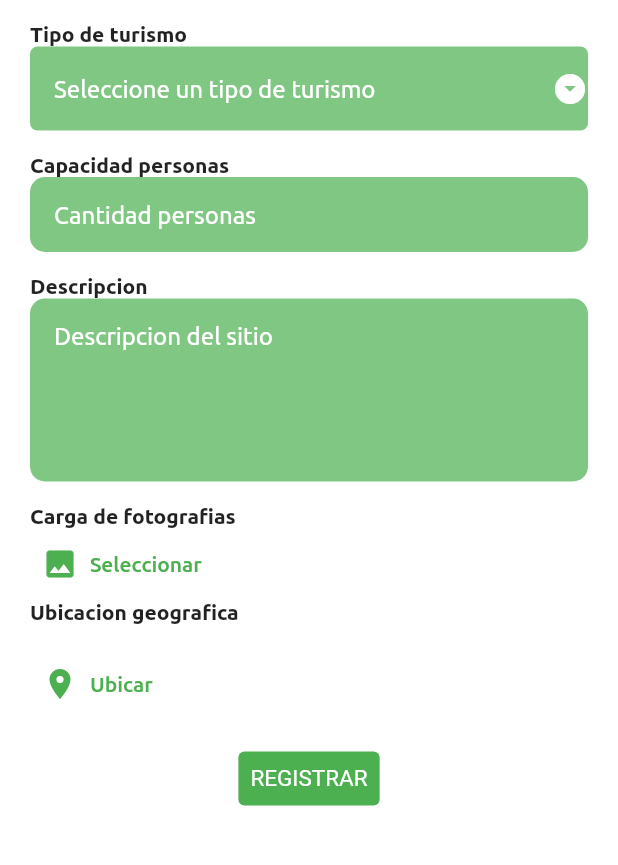
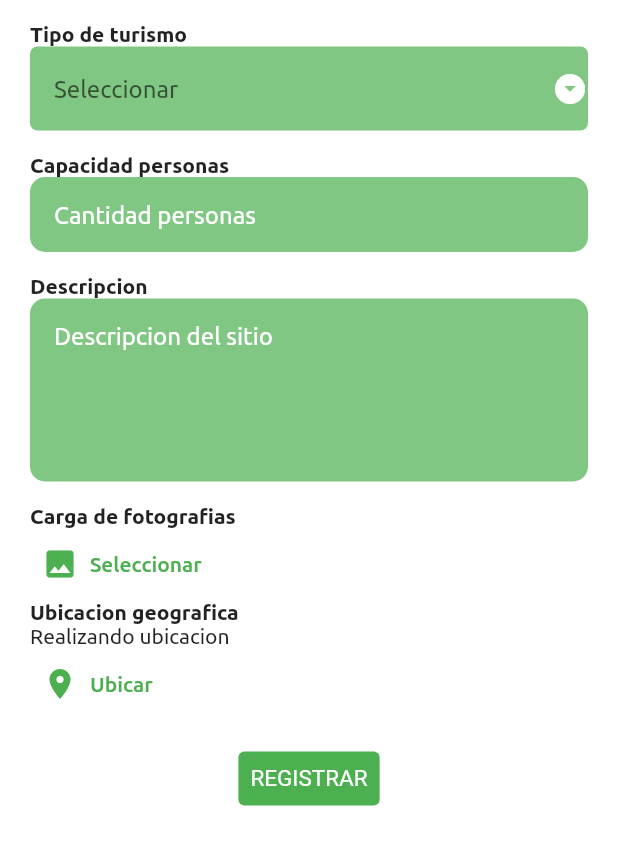
Before and after one commit to pueblobelloapp/pueblobelloapp, a Flutter app: the ModuleSitiosTuristicos screen opened by its route, after a tap on "Ubicar", on a phone screen of 412 x 824 dp, the part 129-994 px from its top. Run offline on Flutter 3.47's test engine with Material 2 defaults, Android fonts, the phone set to English and light mode, and no system bars; our stand-ins replace auto_size_text, cloud_firestore, equatable, firebase_auth, firebase_core, firebase_storage and 6 more; accounts and stored records are empty; project files that could hold a hidden picture were left out.

Commit message:
Se ajusta, sitio turisticos con notificaciones de GPS, seleccion de fotos, actualizacion de datos respecto a las imagenes.

```diff
--- a/lib/Recursos/Controller/GextControllers/GetxSitioTuristico.dart
+++ b/lib/Recursos/Controller/GextControllers/GetxSitioTuristico.dart
@@ -7,7 +7,7 @@ class GetxSitioTuristico extends GetxController {
   String _tipoTurismo = "";
   String _capacidad = "";
   String _descripcion = "";
-  String _ubicacion = "";
+  String _ubicacion = "Sin ubicacion";
   List<dynamic>? _fotoUrl = [];
 
   List<XFile> _imageFileList = [];
@@ -29,7 +29,7 @@ class GetxSitioTuristico extends GetxController {
 
   void updateSitioTuristico(String id, String nombre, String tipoTurismo,
       String capacidad, String descripcion, String ubicacion, List<dynamic>? fotos) {
-    print("Llega informacion" + id);
+    print("Llega informacion" + id +  "foto estado: " + fotos.toString());
     _id = id;
     _nombre = nombre;
     _tipoTurismo = tipoTurismo;
--- a/lib/Recursos/Controller/SitesController.dart
+++ b/lib/Recursos/Controller/SitesController.dart
@@ -16,16 +16,10 @@ import 'GextControllers/GexTurismo.dart';
 class EditSitesController extends GetxController {
   final MySitesRepository _mySitesRepository = getIt();
 
-  // Reactive variables that will hold the state of this GetxController
-  //Rx<XFile?> pickedImage = Rx(null);
-  //List<XFile>? _imageFileList;
-  List<XFile>? _imageFileList = [];
   Rx<bool> isLoading = Rx(false);
 
   // When we are editing _toEdit won't be null
   SitioTuristico? _toEdit;
-
-  //EditSitesController(this._toEdit);
 
   // This function will be called from the presentation layer
   // when the user has to be saved
--- a/lib/Recursos/Models/GestionModel.dart
+++ b/lib/Recursos/Models/GestionModel.dart
@@ -5,7 +5,7 @@ class GestionModel extends Equatable{
   final String nombre;
   final String descripcion;
   final String ubicacion;
-  final String? foto;
+  final List<dynamic>? foto;
 
   const GestionModel({
     required this.id,
@@ -34,7 +34,7 @@ class GestionModel extends Equatable{
         nombre = data['nombre'] as String,
         descripcion = data['descripcion'] as String,
         ubicacion = data['ubicacion'] as String,
-        foto = data['foto'] as String?;
+        foto = data['foto'] as  List<dynamic>?;
 
   GestionModel copyWith({
     String? id,
@@ -43,7 +43,7 @@ class GestionModel extends Equatable{
     String? tipoTurismo,
     String? descripcion,
     String? ubicacion,
-    String? foto,
+    List<String>? foto,
   }) {
     return GestionModel(id : id ?? this.id,
         nombre: nombre ?? this.nombre,
--- a/lib/Recursos/Paginas/modulopages/ListaInformacion.dart
+++ b/lib/Recursos/Paginas/modulopages/ListaInformacion.dart
@@ -64,7 +64,7 @@ class ListInformationGestion extends StatelessWidget {
       child: Column(
         children: <Widget>[
           ListTile(
-              leading: Image.network(data['foto']),
+              //leading: Image.network(data['foto']),
               title: Text(data['nombre']),
               subtitle: Text(data['descripcion'])),
           Row(
@@ -85,7 +85,6 @@ class ListInformationGestion extends StatelessWidget {
                         data['ubicacion'],
                         'Actualizaar'
                     );
-
                     controllerTurismo.updateTapItem(1);
                   },
                   child: Text('Actualizar')),
--- a/lib/Recursos/Paginas/modulopages/ListaSitiosTuristicos.dart
+++ b/lib/Recursos/Paginas/modulopages/ListaSitiosTuristicos.dart
@@ -47,7 +47,6 @@ class ListaSitiosTuristicos extends StatelessWidget {
   }
 
   Widget listaSitios(Map<String, dynamic> data) {
-    print(data);
     return ListTile(
       //leading: Image.network(data['foto']),
       title: Text(data['nombre']),
--- a/lib/Recursos/Paginas/modulopages/ModuleSitiosTuristico.dart
+++ b/lib/Recursos/Paginas/modulopages/ModuleSitiosTuristico.dart
@@ -1,7 +1,6 @@
 import 'package:app_turismo/Recursos/Controller/GextControllers/GetxSitioTuristico.dart';
 import 'package:app_turismo/Recursos/Controller/GextControllers/GexTurismo.dart';
 import 'package:app_turismo/Recursos/Controller/SitesController.dart';
-import 'package:flutter/cupertino.dart';
 import 'package:flutter/material.dart';
 import 'package:get/get.dart';
 import 'package:image_picker/image_picker.dart';
@@ -46,6 +45,9 @@ class ModuleSitiosTuristicos extends StatelessWidget {
     _ubicacionST = _controllerGetxTurismo.ubicacion;
     _tipoTurismo.text = _controllerGetxTurismo.tipoTurismo;
     fotografias = _controllerGetxTurismo.fotoUrl;
+    final editControlSitioTurismo = Get.find<GetxSitioTuristico>();
+
+    print("Turismo: " + _controllerGetxTurismo.tipoTurismo);
 
     return Container(
         padding: EdgeInsets.all(20.0),
@@ -69,7 +71,6 @@ class ModuleSitiosTuristicos extends StatelessWidget {
                 SizedBox(height: 15),
                 Text("Capacidad personas",
                     style: TextStyle(fontWeight: FontWeight.bold)),
-                //textForm(_capacidadST, "tEXTO", 1)
                 textForm(
                     _capacidadST, "Cantidad personas", 1, TextInputType.number),
                 SizedBox(height: 15),
@@ -84,19 +85,24 @@ class ModuleSitiosTuristicos extends StatelessWidget {
                     style: TextStyle(fontWeight: FontWeight.bold)),
                 TextButton.icon(
                     onPressed: () async {
-                      final editController = Get.find<EditSitesController>();
-                      final editControlSitioTurismo = Get.find<GetxSitioTuristico>();
+
                       images = await _picker.pickMultiImage();
 
                       final List<XFile>? selectedImages = await
                       _picker.pickMultiImage();
                       if (selectedImages!.isNotEmpty) {
-                        print("Fotos seleccionadas");
-                        //editController.setImage(XFile(images));
                         images!.addAll(selectedImages);
                         editControlSitioTurismo.updateFilesImage(selectedImages);
+                        messageInformation("Fotografia",
+                            "${selectedImages.length.toString()} " +
+                                "fotografias seleccionadas",
+                            Icon(Icons.image_outlined),
+                            Colors.deepOrangeAccent);
                       } else {
-                        print("NOO Fotos");
+                        messageInformation("Fotografia",
+                            "Ups! no pudimos seleccionar las fotos",
+                            Icon(Icons.image_outlined),
+                            Colors.deepOrangeAccent);
                       }
                     },
                     icon: Icon(
@@ -145,10 +151,7 @@ class ModuleSitiosTuristicos extends StatelessWidget {
                             backgroundColor: Colors.red,
                           ));
                         } else {
-                          print("Turismo registrado con : " + _uidUser);
                           if (_controllerGetxTurismo.id != "") {
-                            print("Actualizando Sitio");
-
                             editController.editSite(
                                 _controllerGetxTurismo.id,
                                 _nombreST.text,
@@ -160,7 +163,6 @@ class ModuleSitiosTuristicos extends StatelessWidget {
                                 fotografias
                             );
                           } else {
-                            print("Agregando Sitio");
                             editController.saveSite(
                                 _nombreST.text,
                                 _capacidadST.text,
@@ -232,11 +234,12 @@ class ModuleSitiosTuristicos extends StatelessWidget {
               ));
         }).toList(),
         onChanged: ((value) => _tipoTurismo.text = "Turismo " + value!),
-        hint: Text(
-          _tipoTurismo.text == ""
-              ? 'Seleccione un tipo de turismo'
-              : _tipoTurismo.text,
-          style: TextStyle(color: Colors.white),
+        hint: GetBuilder<GetxSitioTuristico>(
+          init: GetxSitioTuristico(),
+          builder: (controller) {
+            return Text(controller.tipoTurismo.isEmpty ?
+              "Seleccionar" : '${controller.tipoTurismo}');
+          },
         ),
       ),
     );
@@ -249,15 +252,21 @@ class ModuleSitiosTuristicos extends StatelessWidget {
         Get.put(GetxSitioTuristico());
 
     _controllerGetxTurismo.updateUbicacion(position.toString());
-    print("Posicionado: " + position.toString());
     _ubicacionST = position.toString();
+    messageInformation("Ubicacion",
+        "Ubicacion actualizada.",
+        Icon(Icons.gps_fixed),
+        Colors.green);
   }
 
   Future<Position> _determinePosition() async {
+    final GetxSitioTuristico _controllerGetxTurismo =
+    Get.put(GetxSitioTuristico());
+    _controllerGetxTurismo.updateUbicacion("Realizando ubicacion");
+
     LocationPermission permission;
     permission = await Geolocator.checkPermission();
 
-    print("Posicion: " + permission.toString());
     if (permission == LocationPermission.denied) {
       permission = await Geolocator.requestPermission();
       if (permission == LocationPermission.denied) {
@@ -278,7 +287,7 @@ class ModuleSitiosTuristicos extends StatelessWidget {
   }
 }
 
-void messageInfromation(
+void messageInformation(
     String titulo, String mensaje, Icon icono, Color color) {
   Get.showSnackbar(GetSnackBar(
     title: titulo,
--- a/lib/Recursos/Repository/GestionRepository.dart
+++ b/lib/Recursos/Repository/GestionRepository.dart
@@ -5,8 +5,8 @@ abstract class MyGestionRepository {
 
   String newId();
   Stream<Iterable<GestionModel>> getMyGestion();
-  Future<void> saveMyGestion(GestionModel modelGestion, File? image);
-  Future<void> editMyGestion(GestionModel modelGestion, File? image);
+  Future<void> saveMyGestion(GestionModel modelGestion);
+  Future<void> editMyGestion(GestionModel modelGestion);
   Future<void> deleteMyGestion(GestionModel modelGestion);
 
 }
--- a/lib/Recursos/Repository/RepositorySiteTuristico.dart
+++ b/lib/Recursos/Repository/RepositorySiteTuristico.dart
@@ -8,7 +8,7 @@ abstract class MySitesRepository {
   Stream<Iterable<SitioTuristico>> getMySite();
   Stream<QuerySnapshot> getSitesUid();
   Future<void> saveMySite(SitioTuristico mySite);
-  Future<void> editMySite(SitioTuristico mySite, File? image);
+  Future<void> editMySite(SitioTuristico mySite);
   Future<void> deleteMySite(SitioTuristico mySite);
 
 }
--- a/lib/Recursos/Repository/implementation/RepositoryGestionImp.dart
+++ b/lib/Recursos/Repository/implementation/RepositoryGestionImp.dart
@@ -16,7 +16,7 @@ class MyRepositoryGestionImp extends MyGestionRepository {
   }
 
   @override
-  Future<void> editMyGestion(GestionModel myGestion, File? image) {
+  Future<void> editMyGestion(GestionModel myGestion) {
     // TODO: implement editMyCultura
     throw UnimplementedError();
   }
@@ -34,9 +34,9 @@ class MyRepositoryGestionImp extends MyGestionRepository {
   }
 
   @override
-  Future<void> saveMyGestion(GestionModel myGestion, File? image) {
+  Future<void> saveMyGestion(GestionModel myGestion) {
     // TODO: implement saveMyCultura
-    return _gestionDataBase.saveGestion(myGestion, image);
+    return _gestionDataBase.saveGestion(myGestion);
   }
 
 }
--- a/lib/Recursos/Repository/implementation/RepositorySiteTuristicoImp.dart
+++ b/lib/Recursos/Repository/implementation/RepositorySiteTuristicoImp.dart
@@ -34,7 +34,7 @@ class MyRepositorySiteTuristicoImp extends MySitesRepository {
   }
 
   @override
-  Future<void> editMySite(SitioTuristico mySite, File? image) {
+  Future<void> editMySite(SitioTuristico mySite) {
     // TODO: implement editMySite
     throw UnimplementedError();
   }
```
Also changed, not shown: lib/Recursos/Controller/GestionController.dart (+6 -24 lines), lib/Recursos/Controller/GextControllers/GetxGestionInformacion.dart (+21 -4 lines), lib/Recursos/DataSource/FirebaseGestion.dart (+33 -11 lines), lib/Recursos/DataSource/FirebaseSites.dart (+4 -21 lines), lib/Recursos/Paginas/modulopages/ModuleGestion.dart (+59 -32 lines).
